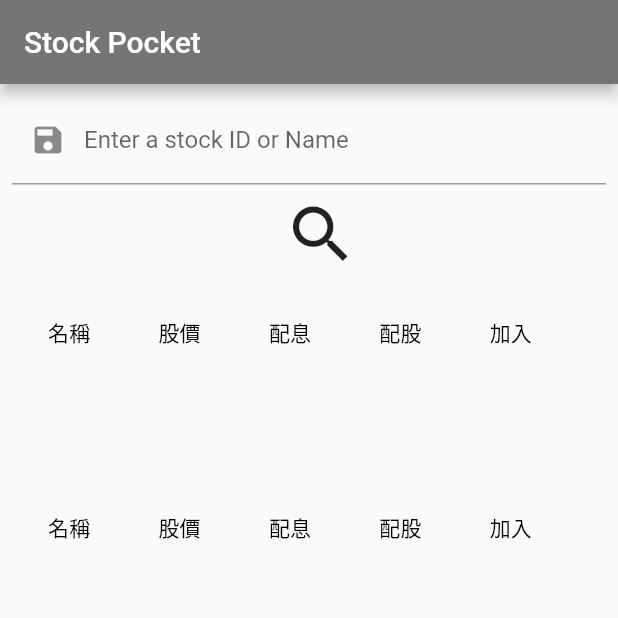
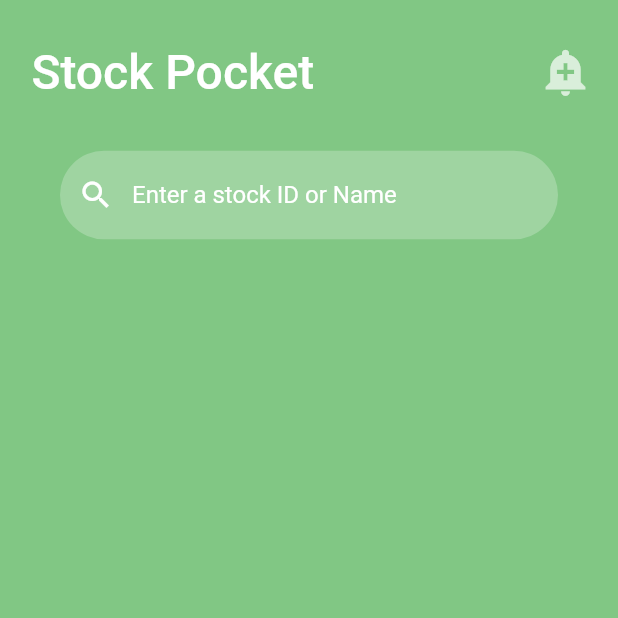
Before and after one commit to BigTsung/Flutter, a Flutter app: the screen it shows after launch, on a phone screen of 412 x 824 dp, the top half of it. Run offline on Flutter 3.47's test engine with Material 2 defaults, Android fonts, the phone set to English and light mode, and no system bars; our stand-ins replace flutter_spinkit, responsive_builder; missing offline and left inert: beautifulsoup, excel.

Commit message:
UI re-design

```diff
--- a/projects/pocket_stock/lib/main.dart
+++ b/projects/pocket_stock/lib/main.dart
@@ -283,86 +283,158 @@ class _MyHomePageState extends State<MyHomePage> {
 
   @override
   Widget build(BuildContext context) {
-    return Scaffold(
-      appBar: AppBar(
-        title: Text(widget.title),
-        backgroundColor: Colors.grey[600],
-      ),
-      body: ListView(
-        padding: const EdgeInsets.all(8),
-        children: <Widget>[
-          Container(
-            height: 130,
-            child: Column(
-              children: <Widget>[
-                TextField(
-                  controller: stockNamecontroller,
-                  decoration: InputDecoration(
-                      prefixIcon: Icon(Icons.save),
-                      labelText: 'Enter a stock ID or Name'),
+    return SafeArea(
+      child: Scaffold(
+        backgroundColor: Colors.green[300],
+        appBar: PreferredSize(
+          preferredSize: Size.fromHeight(80.0),
+          child: Container(
+            padding: EdgeInsets.fromLTRB(5, 20, 0, 0),
+            child: AppBar(
+              automaticallyImplyLeading: false,
+              flexibleSpace: Text(""),
+              // centerTitle: true,
+              title: Text(
+                "Stock Pocket",
+                style: TextStyle(color: Colors.white, fontSize: 32),
+              ),
+              backgroundColor: Colors.transparent,
+              shadowColor: Colors.transparent,
+
+              // textTheme: ,
+              actions: <Widget>[
+                new SizedBox(
+                  height: 70,
+                  width: 70,
+                  child: new IconButton(
+                      iconSize: 35,
+                      color: Colors.white70,
+                      disabledColor: Colors.white38,
+                      icon: Icon(Icons.add_alert),
+                      onPressed: () {}),
                 ),
-                SizedBox(
-                    height: 50,
-                    width: 50,
-                    child: IconButton(
-                        iconSize: 50,
-                        icon: Icon(Icons.search),
-                        onPressed: searchStock))
               ],
             ),
           ),
-          Container(
-            height: 130,
-            child: DataTable(
-                columnSpacing: 20,
-                columns: [
-                  DataColumn(label: Text("名稱", textAlign: TextAlign.center)),
-                  DataColumn(label: Text("股價", textAlign: TextAlign.center)),
-                  DataColumn(label: Text("配息", textAlign: TextAlign.center)),
-                  DataColumn(label: Text("配股", textAlign: TextAlign.center)),
-                  DataColumn(label: Text("加入", textAlign: TextAlign.center))
-                ],
-                rows: stockList
-                    .map((e) => DataRow(cells: [
-                          DataCell(Text(e.id + " " + e.name)),
-                          DataCell(Text(e.closingPrice)),
-                          DataCell(Text(e.cashDividend)),
-                          DataCell(Text(e.dividend)),
-                          DataCell(IconButton(
-                              icon: Icon(Icons.add),
-                              onPressed: () {
-                                onclickAddedButton(e.id);
-                              }))
-                        ]))
-                    .toList()),
+        ),
+        body: Container(
+          child: Column(
+            children: <Widget>[
+              Container(
+                height: 100,
+                padding: EdgeInsets.fromLTRB(40, 0, 40, 0),
+                child: Center(
+                  child: TextField(
+                    style: TextStyle(
+                      color: Colors.white,
+                    ),
+                    decoration: InputDecoration(
+                        prefixIcon: Icon(
+                          Icons.search,
+                          color: Colors.white,
+                        ),
+                        // border: InputBorder.none,
+                        enabledBorder: OutlineInputBorder(
+                            borderSide: BorderSide(color: Colors.transparent),
+                            borderRadius:
+                                BorderRadius.all(Radius.circular(35))),
+                        focusedBorder: OutlineInputBorder(
+                            borderSide: BorderSide(color: Colors.transparent),
+                            borderRadius:
+                                BorderRadius.all(Radius.circular(35))),
+                        fillColor: Colors.white24,
+                        filled: true,
+                        labelText: 'Enter a stock ID or Name',
+                        labelStyle: TextStyle(
+                            color: Colors.white,
+                            decorationColor: Colors.white)),
+                  ),
+                ),
+              )
+            ],
           ),
-          Container(
-            height: 130,
-            child: DataTable(
-                columnSpacing: 20,
-                columns: [
-                  DataColumn(label: Text("名稱", textAlign: TextAlign.center)),
-                  DataColumn(label: Text("股價", textAlign: TextAlign.center)),
-                  DataColumn(label: Text("配息", textAlign: TextAlign.center)),
-                  DataColumn(label: Text("配股", textAlign: TextAlign.center)),
-                  DataColumn(label: Text("加入", textAlign: TextAlign.center))
-                ],
-                rows: pocket
-                    .map((e) => DataRow(cells: [
-                          DataCell(Text(e.id + " " + e.name)),
-                          DataCell(Text(e.closingPrice)),
-                          DataCell(Text(e.cashDividend)),
-                          DataCell(Text(e.dividend)),
-                          DataCell(IconButton(
-                              icon: Icon(Icons.remove),
-                              onPressed: () {
-                                onclickRemoveButton(e.id);
-                              }))
-                        ]))
-                    .toList()),
-          ),
-        ],
+        ),
       ),
     );
   }
 }
+
+// appBar: AppBar(
+//       title: Text(widget.title),
+//       backgroundColor: Colors.grey[600],
+//     ),
+//     body: ListView(
+//       padding: const EdgeInsets.all(8),
+//       children: <Widget>[
+//         Container(
+//           height: 130,
+//           child: Column(
+//             children: <Widget>[
+//               TextField(
+//                 controller: stockNamecontroller,
+// decoration: InputDecoration(
+//     prefixIcon: Icon(Icons.save),
+//     labelText: 'Enter a stock ID or Name'),
+//               ),
+//               SizedBox(
+//                   height: 50,
+//                   width: 50,
+//                   child: IconButton(
+//                       iconSize: 50,
+//                       icon: Icon(Icons.search),
+//                       onPressed: searchStock))
+//             ],
+//           ),
+//         ),
+//         Container(
+//           height: 130,
+//           child: DataTable(
+//               columnSpacing: 20,
+//               columns: [
+//                 DataColumn(label: Text("名稱", textAlign: TextAlign.center)),
+//                 DataColumn(label: Text("股價", textAlign: TextAlign.center)),
+//                 DataColumn(label: Text("配息", textAlign: TextAlign.center)),
+//                 DataColumn(label: Text("配股", textAlign: TextAlign.center)),
+//                 DataColumn(label: Text("加入", textAlign: TextAlign.center))
+//               ],
+//               rows: stockList
+//                   .map((e) => DataRow(cells: [
+//                         DataCell(Text(e.id + " " + e.name)),
+//                         DataCell(Text(e.closingPrice)),
+//                         DataCell(Text(e.cashDividend)),
+//                         DataCell(Text(e.dividend)),
+//                         DataCell(IconButton(
+//                             icon: Icon(Icons.add),
+//                             onPressed: () {
+//                               onclickAddedButton(e.id);
+//                             }))
+//                       ]))
+//                   .toList()),
+//         ),
+//         Container(
+//           height: 130,
+//           child: DataTable(
+//               columnSpacing: 20,
+//               columns: [
+//                 DataColumn(label: Text("名稱", textAlign: TextAlign.center)),
+//                 DataColumn(label: Text("股價", textAlign: TextAlign.center)),
+//                 DataColumn(label: Text("配息", textAlign: TextAlign.center)),
+//                 DataColumn(label: Text("配股", textAlign: TextAlign.center)),
+//                 DataColumn(label: Text("加入", textAlign: TextAlign.center))
+//               ],
+//               rows: pocket
+//                   .map((e) => DataRow(cells: [
+//                         DataCell(Text(e.id + " " + e.name)),
+//                         DataCell(Text(e.closingPrice)),
+//                         DataCell(Text(e.cashDividend)),
+//                         DataCell(Text(e.dividend)),
+//                         DataCell(IconButton(
+//                             icon: Icon(Icons.remove),
+//                             onPressed: () {
+//                               onclickRemoveButton(e.id);
+//                             }))
+//                       ]))
+//                   .toList()),
+//         ),
+//       ],
+//     ),
```
